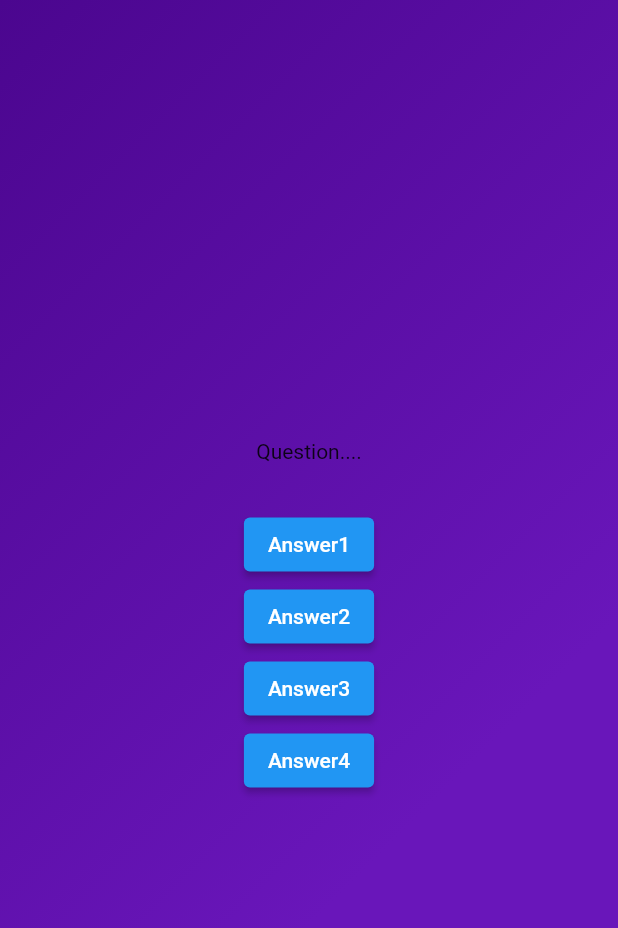
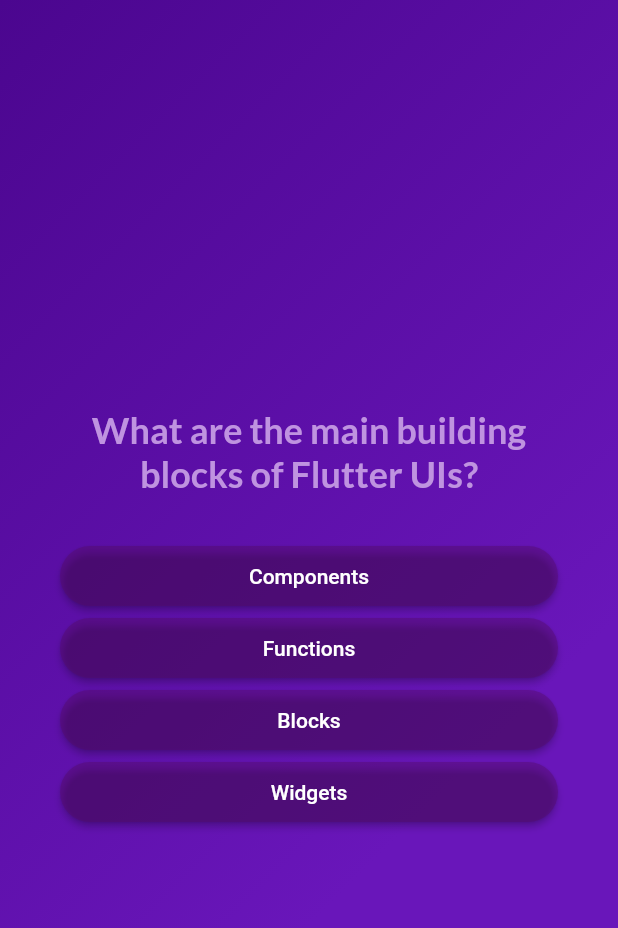
Before and after one commit to Bassem320/quizz_app, a Flutter app: the screen it shows after launch, after a tap on "Start Quiz", on a phone screen of 412 x 824 dp. Shown: the top 928 px of the screen. Run offline on Flutter 3.47's test engine with Material 2 defaults, Android fonts, the phone set to English and light mode, and no system bars; our stand-ins replace google_fonts.

Commit message:
video 77

```diff
--- /dev/null
+++ b/lib/answer_button.dart
@@ -0,0 +1,31 @@
+import 'package:flutter/material.dart';
+
+class AnswerButton extends StatelessWidget {
+  const AnswerButton({
+    super.key,
+    required this.answerText,
+    required this.onTap,
+  });
+
+  final String answerText;
+  final void Function() onTap;
+
+  @override
+  Widget build(BuildContext context) {
+    return ElevatedButton(
+      onPressed: onTap,
+      style: ElevatedButton.styleFrom(
+        backgroundColor: const Color.fromARGB(100, 85, 11, 100),
+        foregroundColor: Colors.white,
+        padding: const EdgeInsets.symmetric(vertical: 12, horizontal: 32),
+        shape: RoundedRectangleBorder(
+          borderRadius: BorderRadius.circular(40),
+        ),
+      ),
+      child: Text(
+        answerText,
+        textAlign: TextAlign.center,
+      ),
+    );
+  }
+}
--- a/lib/models/quiz_question.dart
+++ b/lib/models/quiz_question.dart
@@ -3,4 +3,10 @@ class QuizQuestion{
   final List<String> answers;
 
   const QuizQuestion(this.text,this.answers);
+
+  List<String> getShuffledList(){
+    final shuffledList = List.of(answers);
+    shuffledList.shuffle();
+    return shuffledList;
+  }
 }
--- a/lib/question_screen.dart
+++ b/lib/question_screen.dart
@@ -1,26 +1,55 @@
 import 'package:flutter/material.dart';
+import 'package:google_fonts/google_fonts.dart';
+import 'package:quizz_app/data/questions.dart';
+
+import 'answer_button.dart';
 
 class QuestionScreen extends StatefulWidget {
-  const QuestionScreen({super.key});
-
+  const QuestionScreen({super.key, required this.onSelectedAnswer});
+  final void Function(String answer) onSelectedAnswer;
   @override
   State<QuestionScreen> createState() => _QuestionScreenState();
 }
 
 class _QuestionScreenState extends State<QuestionScreen> {
+
+  int _currentQuestionIndex = 0;
+
+  answerQuestion(String answer){
+    widget.onSelectedAnswer(answer);
+    setState(() {
+      _currentQuestionIndex++;
+    });
+  }
+
   @override
   Widget build(BuildContext context) {
-    return SizedBox(
-      width: double.infinity,
+    final currentQuestion = questions[_currentQuestionIndex];
+
+    return Container(
+      padding: const EdgeInsets.all(40),
       child: Column(
         mainAxisAlignment: MainAxisAlignment.center,
+        crossAxisAlignment: CrossAxisAlignment.stretch,
         children: [
-          const Text('Question....'),
-          const SizedBox(height: 30,),
-          ElevatedButton(onPressed: (){}, child: const Text('Answer1'),),
-          ElevatedButton(onPressed: (){}, child: const Text('Answer2'),),
-          ElevatedButton(onPressed: (){}, child: const Text('Answer3'),),
-          ElevatedButton(onPressed: (){}, child: const Text('Answer4'),),
+          Text(
+            currentQuestion.text,
+            style: GoogleFonts.lato(
+              color: const Color.fromARGB(255, 191, 147, 224),
+              fontWeight: FontWeight.bold,
+              fontSize: 24,
+            ),
+            textAlign: TextAlign.center,
+          ),
+          const SizedBox(
+            height: 30,
+          ),
+          ...currentQuestion.getShuffledList().map(
+            (answer) => AnswerButton(
+              answerText: answer,
+              onTap: () => answerQuestion(answer),
+            ),
+          ),
         ],
       ),
     );
--- a/lib/quiz.dart
+++ b/lib/quiz.dart
@@ -1,6 +1,8 @@
 import 'package:flutter/material.dart';
 import 'package:quizz_app/question_screen.dart';
 import 'package:quizz_app/star_screen.dart';
+
+import 'data/questions.dart';
 
 class Quiz extends StatefulWidget {
   const Quiz({super.key});
@@ -11,6 +13,17 @@ class Quiz extends StatefulWidget {
 
 class _QuizState extends State<Quiz> {
   var activeScreen = 'start_screen';
+  List<String> selectedAnswers = [];
+
+  chooseAnswer(String answer){
+    selectedAnswers.add(answer);
+    if(selectedAnswers.length == questions.length){
+      setState(() {
+        selectedAnswers = [];
+        activeScreen = 'start_screen';
+      });
+    }
+  }
 
   void switchScreen() {
     setState(() {
@@ -22,7 +35,7 @@ class _QuizState extends State<Quiz> {
   Widget build(BuildContext context) {
     final screenWidget = activeScreen == 'start_screen'
         ? StartScreen(startQuiz: switchScreen)
-        : const QuestionScreen();
+        : QuestionScreen(onSelectedAnswer: chooseAnswer,);
     return MaterialApp(
       home: Scaffold(
         body: Container(
--- a/lib/star_screen.dart
+++ b/lib/star_screen.dart
@@ -1,4 +1,5 @@
 import 'package:flutter/material.dart';
+import 'package:google_fonts/google_fonts.dart';
 
 class StartScreen extends StatelessWidget {
   const StartScreen({
@@ -22,10 +23,10 @@ class StartScreen extends StatelessWidget {
           const SizedBox(
             height: 80,
           ),
-          const Text(
+          Text(
             'Learn Flutter the fun way!',
-            style: TextStyle(
-              color: Colors.white,
+            style: GoogleFonts.lato(
+              color: const Color.fromARGB(255, 231, 198, 227),
               fontSize: 20,
             ),
           ),
--- a/pubspec.yaml
+++ b/pubspec.yaml
@@ -35,6 +35,7 @@ dependencies:
   # The following adds the Cupertino Icons font to your application.
   # Use with the CupertinoIcons class for iOS style icons.
   cupertino_icons: ^1.0.2
+  google_fonts: ^6.1.0
 
 dev_dependencies:
   flutter_test:
```
Also changed, not shown: pubspec.lock, 2 other files.
